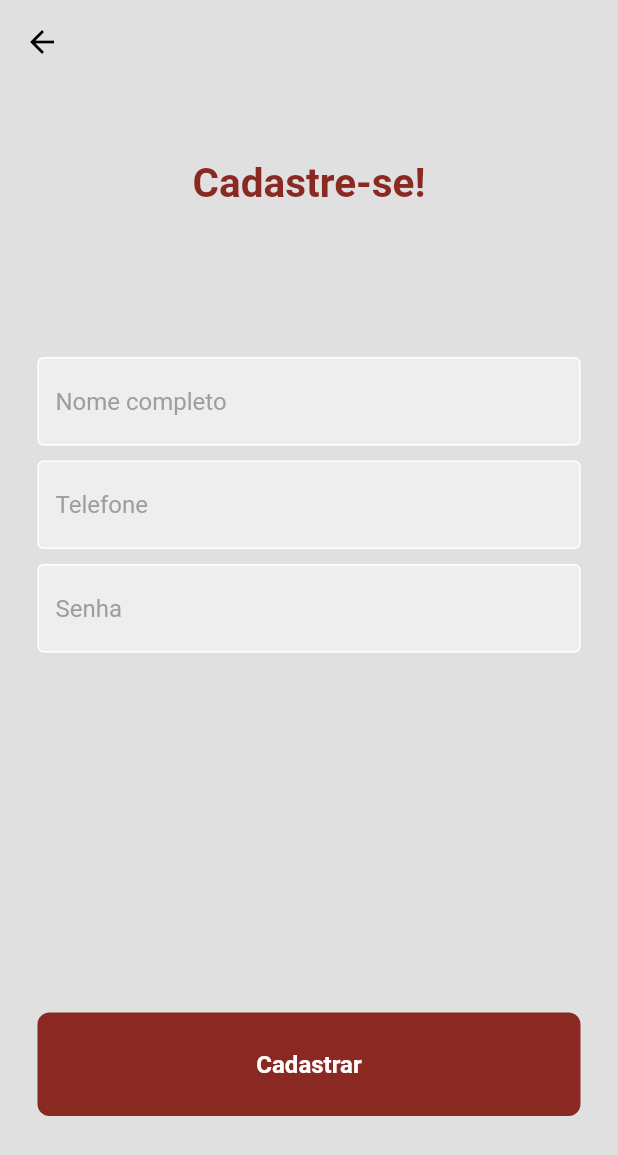
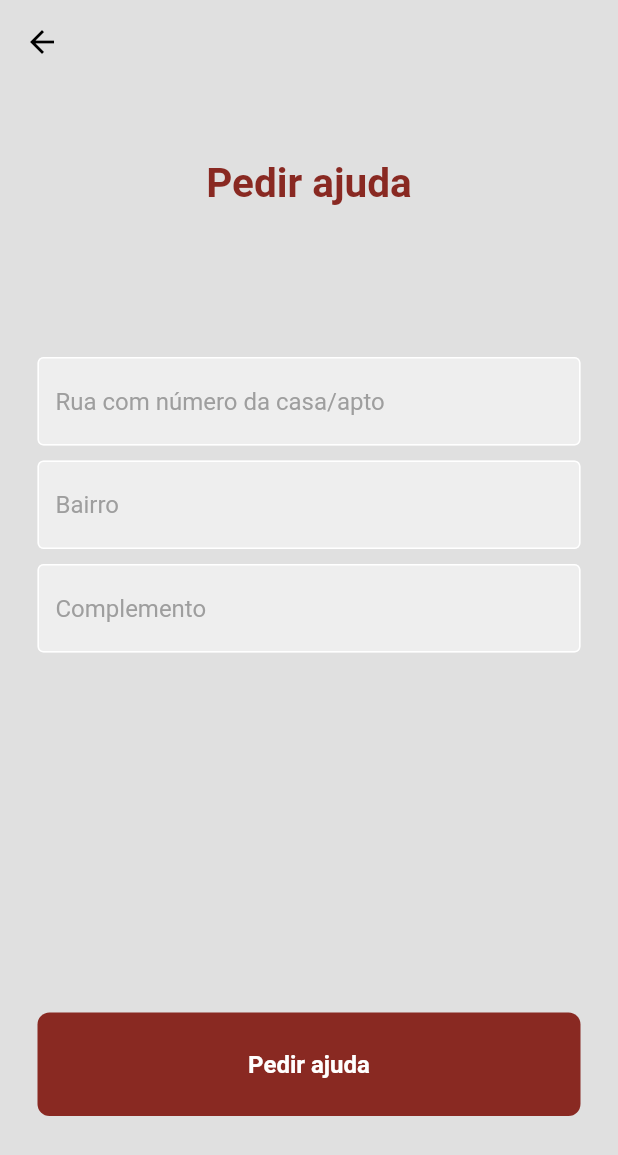
Before and after one commit to tabatasaantos/SOSFlood, a Flutter app: the RegisterSOSPage screen opened directly, after a tap on "Cadastrar", on a phone screen of 412 x 824 dp. Shown: the top 1155 px of the screen. Run offline on Flutter 3.47's test engine with Material 2 defaults, Android fonts, the light colour scheme and no system bars.

Commit message:
add forms page

```diff
--- a/lib/presentation/form_sos_page.dart
+++ b/lib/presentation/form_sos_page.dart
@@ -0,0 +1,73 @@
+import 'package:flutter/material.dart';
+
+import '../widgets/button_sos_widget.dart';
+import '../widgets/textfield_password_sos_widget.dart';
+import '../widgets/textfield_phone_sos_widget.dart';
+
+class FormSOSPage extends StatefulWidget {
+  const FormSOSPage({super.key});
+
+  @override
+  State<FormSOSPage> createState() => _FormSOSPageState();
+}
+
+class _FormSOSPageState extends State<FormSOSPage> {
+  var localizationController = TextEditingController();
+  var addressController = TextEditingController();
+  var complementController = TextEditingController();
+
+  @override
+  Widget build(BuildContext context) {
+    return Scaffold(
+      appBar: AppBar(
+        elevation: 0,
+        foregroundColor: Colors.black,
+        backgroundColor: Colors.grey[300],
+      ),
+      backgroundColor: Colors.grey[300],
+      body: SingleChildScrollView(
+        child: Center(
+          child: Column(
+            mainAxisAlignment: MainAxisAlignment.center,
+            children: [
+              const SizedBox(height: 50),
+              const Text(
+                'Pedir ajuda',
+                style: TextStyle(
+                  color: Color.fromARGB(255, 137, 41, 34),
+                  fontSize: 27,
+                  fontWeight: FontWeight.bold,
+                ),
+              ),
+              const SizedBox(height: 100),
+              TextFieldPhoneSOSWidget(
+                controller: addressController,
+                hintText: 'Rua com número da casa/apto',
+                obscureText: false,
+              ),
+              const SizedBox(height: 10),
+              TextFieldPhoneSOSWidget(
+                controller: localizationController,
+                hintText: 'Bairro',
+                obscureText: false,
+              ),
+               const SizedBox(height: 10),
+              TextFieldPhoneSOSWidget(
+                controller: complementController,
+                hintText: 'Complemento',
+                obscureText: false,
+              ),
+
+
+              const SizedBox(height: 240),
+              ButtonSOSWidget(
+                text: 'Pedir ajuda',
+                onTap: () {},
+              ),
+            ],
+          ),
+        ),
+      ),
+    );
+  }
+}
--- a/lib/presentation/register_sos_page.dart
+++ b/lib/presentation/register_sos_page.dart
@@ -1,4 +1,5 @@
 import 'package:flutter/material.dart';
+import 'package:sos_flood/presentation/form_sos_page.dart';
 
 import '../widgets/button_sos_widget.dart';
 import '../widgets/textfield_password_sos_widget.dart';
@@ -57,12 +58,14 @@ class _RegisterSOSPageState extends State<RegisterSOSPage> {
                 hintText: 'Senha',
                 obscureText: true,
               ),
-              const SizedBox(height: 10),
 
-              const SizedBox(height: 230),
+
+              const SizedBox(height: 240),
               ButtonSOSWidget(
                 text: 'Cadastrar',
-                onTap: () {},
+                onTap: () {
+                  Navigator.push(context, MaterialPageRoute(builder: (context)=> const FormSOSPage()));
+                },
               ),
             ],
           ),
```
